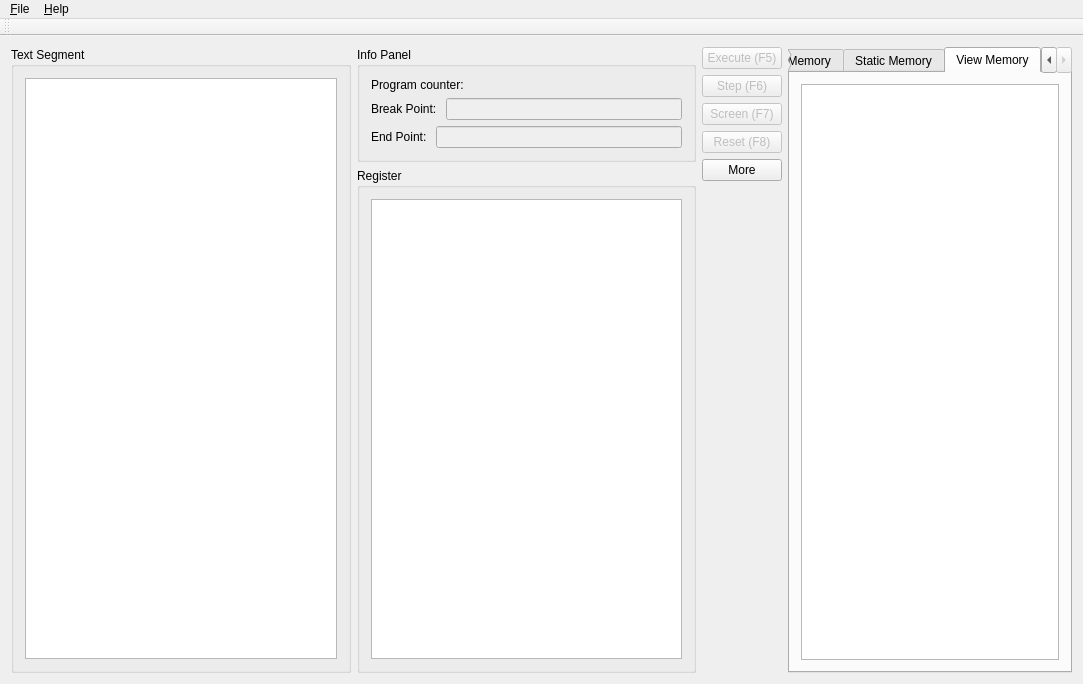
Qt form mainwindow.ui (VcamX/MIPS-Virtual-Machine) before a commit.
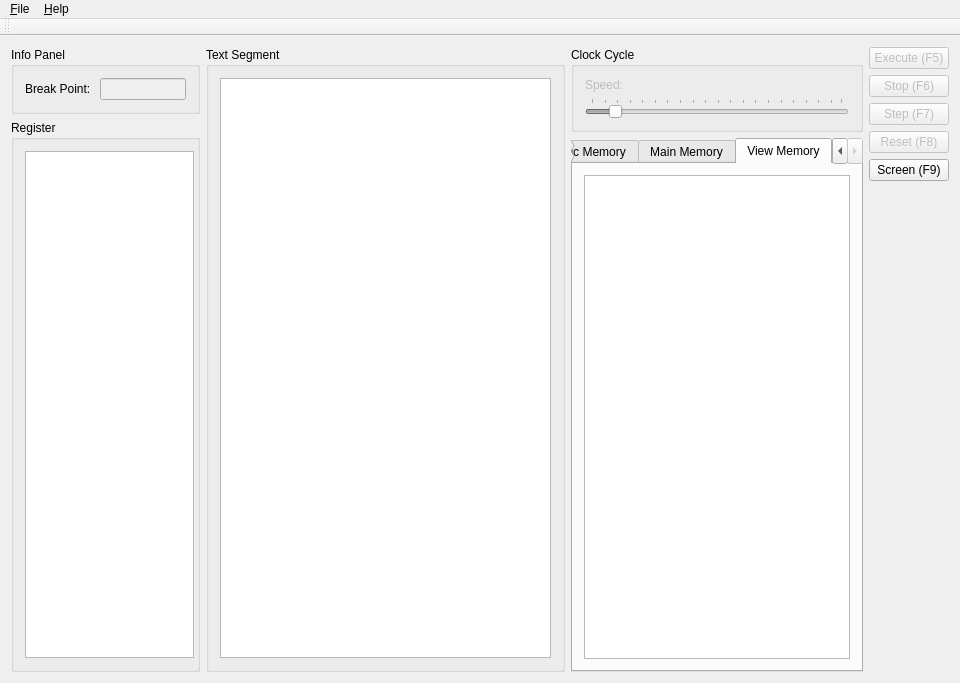
The same form after that commit. The open tabs and pages were chosen to show the change. Icons and pictures are not drawn.

Commit message: add multithread and clock, fix screen

```diff
--- a/mainwindow.ui
+++ b/mainwindow.ui
@@ -6,8 +6,8 @@
    <rect>
     <x>0</x>
     <y>0</y>
-    <width>1067</width>
-    <height>641</height>
+    <width>960</width>
+    <height>658</height>
    </rect>
   </property>
   <property name="windowTitle">
@@ -18,112 +18,116 @@
     <normaloff>:/icon/icon/icon.png</normaloff>:/icon/icon/icon.png</iconset>
   </property>
   <widget class="QWidget" name="centralWidget">
-   <layout class="QHBoxLayout" name="horizontalLayout">
-    <item>
-     <widget class="QGroupBox" name="CodeGroupBox">
-      <property name="title">
-       <string>Text Segment</string>
-      </property>
-      <layout class="QVBoxLayout" name="verticalLayout_2">
-       <item>
-        <widget class="QTableView" name="codeTableView">
-         <property name="sizePolicy">
-          <sizepolicy hsizetype="MinimumExpanding" vsizetype="MinimumExpanding">
-           <horstretch>0</horstretch>
-           <verstretch>0</verstretch>
-          </sizepolicy>
-         </property>
-         <property name="minimumSize">
-          <size>
-           <width>312</width>
-           <height>423</height>
-          </size>
-         </property>
-         <property name="editTriggers">
-          <set>QAbstractItemView::NoEditTriggers</set>
-         </property>
-         <property name="selectionMode">
-          <enum>QAbstractItemView::SingleSelection</enum>
-         </property>
-         <property name="selectionBehavior">
-          <enum>QAbstractItemView::SelectItems</enum>
-         </property>
-         <attribute name="verticalHeaderVisible">
-          <bool>false</bool>
-         </attribute>
-        </widget>
-       </item>
-      </layout>
-     </widget>
-    </item>
-    <item>
-     <layout class="QVBoxLayout" name="verticalLayout_4">
+   <layout class="QGridLayout" name="gridLayout">
+    <item row="0" column="0">
+     <layout class="QHBoxLayout" name="horizontalLayout">
       <item>
-       <widget class="QGroupBox" name="infoGroupBox">
-        <property name="title">
-         <string>Info Panel</string>
-        </property>
-        <layout class="QVBoxLayout" name="verticalLayout_3">
-         <item>
-          <widget class="QLabel" name="addressLabel">
-           <property name="text">
-            <string>Program counter: </string>
-           </property>
-          </widget>
-         </item>
-         <item>
-          <layout class="QHBoxLayout" name="horizontalLayout_2">
+       <layout class="QVBoxLayout" name="verticalLayout_4">
+        <item>
+         <widget class="QGroupBox" name="infoGroupBox">
+          <property name="maximumSize">
+           <size>
+            <width>189</width>
+            <height>16777215</height>
+           </size>
+          </property>
+          <property name="title">
+           <string>Info Panel</string>
+          </property>
+          <layout class="QVBoxLayout" name="verticalLayout_3">
            <item>
-            <widget class="QLabel" name="label">
-             <property name="text">
-              <string>Break Point: </string>
-             </property>
-            </widget>
+            <layout class="QHBoxLayout" name="horizontalLayout_2">
+             <item>
+              <widget class="QLabel" name="label">
+               <property name="text">
+                <string>Break Point: </string>
+               </property>
+              </widget>
+             </item>
+             <item>
+              <widget class="QLineEdit" name="breakpointLineEdit">
+               <property name="enabled">
+                <bool>false</bool>
+               </property>
+               <property name="maxLength">
+                <number>8</number>
+               </property>
+              </widget>
+             </item>
+            </layout>
            </item>
+          </layout>
+         </widget>
+        </item>
+        <item>
+         <widget class="QGroupBox" name="regGroupBox">
+          <property name="maximumSize">
+           <size>
+            <width>189</width>
+            <height>16777215</height>
+           </size>
+          </property>
+          <property name="title">
+           <string>Register</string>
+          </property>
+          <layout class="QVBoxLayout" name="verticalLayout">
            <item>
-            <widget class="QLineEdit" name="breakpointLineEdit">
-             <property name="enabled">
-              <bool>false</bool>
+            <widget class="QTableView" name="regTableView">
+             <property name="sizePolicy">
+              <sizepolicy hsizetype="MinimumExpanding" vsizetype="MinimumExpanding">
+               <horstretch>0</horstretch>
+               <verstretch>0</verstretch>
+              </sizepolicy>
              </property>
-             <property name="maxLength">
-              <number>8</number>
+             <property name="minimumSize">
+              <size>
+               <width>169</width>
+               <height>507</height>
+              </size>
              </property>
-            </widget>
-           </item>
-          </layout>
-         </item>
-         <item>
-          <layout class="QHBoxLayout" name="horizontalLayout_3">
-           <item>
-            <widget class="QLabel" name="label_2">
-             <property name="text">
-              <string>End Point: </string>
+             <property name="maximumSize">
+              <size>
+               <width>169</width>
+               <height>16777215</height>
+              </size>
              </property>
-            </widget>
-           </item>
-           <item>
-            <widget class="QLineEdit" name="endpointLineEdit">
-             <property name="enabled">
-              <bool>false</bool>
+             <property name="font">
+              <font>
+               <family>微软雅黑</family>
+               <pointsize>9</pointsize>
+               <kerning>false</kerning>
+              </font>
              </property>
-             <property name="maxLength">
-              <number>8</number>
+             <property name="horizontalScrollBarPolicy">
+              <enum>Qt::ScrollBarAlwaysOff</enum>
              </property>
+             <property name="editTriggers">
+              <set>QAbstractItemView::NoEditTriggers</set>
+             </property>
+             <property name="selectionMode">
+              <enum>QAbstractItemView::NoSelection</enum>
+             </property>
+             <property name="selectionBehavior">
+              <enum>QAbstractItemView::SelectItems</enum>
+             </property>
+             <attribute name="verticalHeaderVisible">
+              <bool>false</bool>
+             </attribute>
             </widget>
            </item>
           </layout>
-         </item>
-        </layout>
-       </widget>
+         </widget>
+        </item>
+       </layout>
       </item>
       <item>
-       <widget class="QGroupBox" name="regGroupBox">
+       <widget class="QGroupBox" name="CodeGroupBox">
         <property name="title">
-         <string>Register</string>
+         <string>Text Segment</string>
         </property>
-        <layout class="QVBoxLayout" name="verticalLayout">
+        <layout class="QVBoxLayout" name="verticalLayout_2">
          <item>
-          <widget class="QTableView" name="regTableView">
+          <widget class="QTableView" name="commdTableView">
            <property name="sizePolicy">
             <sizepolicy hsizetype="MinimumExpanding" vsizetype="MinimumExpanding">
              <horstretch>0</horstretch>
@@ -132,13 +136,10 @@
            </property>
            <property name="minimumSize">
             <size>
-             <width>311</width>
-             <height>460</height>
+             <width>331</width>
+             <height>569</height>
             </size>
            </property>
-           <property name="horizontalScrollBarPolicy">
-            <enum>Qt::ScrollBarAlwaysOff</enum>
-           </property>
            <property name="editTriggers">
             <set>QAbstractItemView::NoEditTriggers</set>
            </property>
@@ -156,10 +157,149 @@
         </layout>
        </widget>
       </item>
+      <item>
+       <layout class="QVBoxLayout" name="verticalLayout_10">
+        <item>
+         <widget class="QGroupBox" name="clockGroupBox">
+          <property name="title">
+           <string>Clock Cycle</string>
+          </property>
+          <layout class="QVBoxLayout" name="verticalLayout_8">
+           <item>
+            <widget class="QLabel" name="clockLabel">
+             <property name="enabled">
+              <bool>false</bool>
+             </property>
+             <property name="text">
+              <string>Speed: </string>
+             </property>
+            </widget>
+           </item>
+           <item>
+            <widget class="QSlider" name="clockHorizontalSlider">
+             <property name="enabled">
+              <bool>false</bool>
+             </property>
+             <property name="minimum">
+              <number>1</number>
+             </property>
+             <property name="maximum">
+              <number>100</number>
+             </property>
+             <property name="singleStep">
+              <number>1</number>
+             </property>
+             <property name="pageStep">
+              <number>10</number>
+             </property>
+             <property name="value">
+              <number>10</number>
+             </property>
+             <property name="sliderPosition">
+              <number>10</number>
+             </property>
+             <property name="orientation">
+              <enum>Qt::Horizontal</enum>
+             </property>
+             <property name="tickPosition">
+              <enum>QSlider::TicksAbove</enum>
+             </property>
+             <property name="tickInterval">
+              <number>5</number>
+             </property>
+            </widget>
+           </item>
+          </layout>
+         </widget>
+        </item>
+        <item>
+         <widget class="QTabWidget" name="memoryTabWidget">
+          <property name="sizePolicy">
+           <sizepolicy hsizetype="MinimumExpanding" vsizetype="MinimumExpanding">
+            <horstretch>0</horstretch>
+            <verstretch>0</verstretch>
+           </sizepolicy>
+          </property>
+          <property name="minimumSize">
+           <size>
+            <width>291</width>
+            <height>521</height>
+           </size>
+          </property>
+          <property name="currentIndex">
+           <number>0</number>
+          </property>
+          <widget class="QWidget" name="tab_3">
+           <attribute name="title">
+            <string>Static Memory</string>
+           </attribute>
+           <layout class="QVBoxLayout" name="verticalLayout_7">
+            <item>
+             <widget class="QTableView" name="static_memTableView">
+              <property name="editTriggers">
+               <set>QAbstractItemView::NoEditTriggers</set>
+              </property>
+              <property name="selectionMode">
+               <enum>QAbstractItemView::SingleSelection</enum>
+              </property>
+              <attribute name="verticalHeaderVisible">
+               <bool>false</bool>
+              </attribute>
+             </widget>
+            </item>
+           </layout>
+          </widget>
+          <widget class="QWidget" name="tab">
+           <attribute name="title">
+            <string>Main Memory</string>
+           </attribute>
+           <layout class="QVBoxLayout" name="verticalLayout_5">
+            <item>
+             <widget class="QTableView" name="main_memTableView">
+              <property name="editTriggers">
+               <set>QAbstractItemView::NoEditTriggers</set>
+              </property>
+              <property name="selectionMode">
+               <enum>QAbstractItemView::SingleSelection</enum>
+              </property>
+              <attribute name="verticalHeaderVisible">
+               <bool>false</bool>
+              </attribute>
+             </widget>
+            </item>
+           </layout>
+          </widget>
+          <widget class="QWidget" name="tab_2">
+           <attribute name="title">
+            <string>View Memory</string>
+           </attribute>
+           <layout class="QVBoxLayout" name="verticalLayout_6">
+            <item>
+             <widget class="QTableView" name="disp_memTableView">
+              <property name="horizontalScrollBarPolicy">
+               <enum>Qt::ScrollBarAlwaysOff</enum>
+              </property>
+              <property name="editTriggers">
+               <set>QAbstractItemView::NoEditTriggers</set>
+              </property>
+              <property name="selectionMode">
+               <enum>QAbstractItemView::SingleSelection</enum>
+              </property>
+              <attribute name="verticalHeaderVisible">
+               <bool>false</bool>
+              </attribute>
+             </widget>
+            </item>
+           </layout>
+          </widget>
+         </widget>
+        </item>
+       </layout>
+      </item>
      </layout>
     </item>
-    <item>
-     <layout class="QVBoxLayout" name="buttonVerticalLayout">
+    <item row="0" column="1">
+     <layout class="QVBoxLayout" name="verticalLayout_9">
       <item>
        <widget class="QPushButton" name="runButton">
         <property name="enabled">
@@ -185,7 +325,7 @@
          <bool>false</bool>
         </property>
         <property name="text">
-         <string>Step (F6)</string>
+         <string>Stop (F6)</string>
         </property>
         <property name="shortcut">
          <string>F6</string>
@@ -193,12 +333,12 @@
        </widget>
       </item>
       <item>
-       <widget class="QPushButton" name="screenButton">
+       <widget class="QPushButton" name="step_runButton">
         <property name="enabled">
          <bool>false</bool>
         </property>
         <property name="text">
-         <string>Screen (F7)</string>
+         <string>Step (F7)</string>
         </property>
         <property name="shortcut">
          <string>F7</string>
@@ -219,16 +359,16 @@
        </widget>
       </item>
       <item>
-       <widget class="QPushButton" name="moreButton">
+       <widget class="QPushButton" name="screenButton">
+        <property name="enabled">
+         <bool>true</bool>
+        </property>
         <property name="text">
-         <string>More</string>
+         <string>Screen (F9)</string>
         </property>
         <property name="shortcut">
          <string>F9</string>
         </property>
-        <property name="checkable">
-         <bool>true</bool>
-        </property>
        </widget>
       </item>
       <item>
@@ -246,88 +386,6 @@
       </item>
      </layout>
     </item>
-    <item>
-     <widget class="QTabWidget" name="memoryTabWidget">
-      <property name="sizePolicy">
-       <sizepolicy hsizetype="MinimumExpanding" vsizetype="MinimumExpanding">
-        <horstretch>0</horstretch>
-        <verstretch>0</verstretch>
-       </sizepolicy>
-      </property>
-      <property name="minimumSize">
-       <size>
-        <width>284</width>
-        <height>600</height>
-       </size>
-      </property>
-      <property name="currentIndex">
-       <number>1</number>
-      </property>
-      <widget class="QWidget" name="tab">
-       <attribute name="title">
-        <string>Main Memory</string>
-       </attribute>
-       <layout class="QVBoxLayout" name="verticalLayout_5">
-        <item>
-         <widget class="QTableView" name="main_memTableView">
-          <property name="editTriggers">
-           <set>QAbstractItemView::NoEditTriggers</set>
-          </property>
-          <property name="selectionMode">
-           <enum>QAbstractItemView::SingleSelection</enum>
-          </property>
-          <attribute name="verticalHeaderVisible">
-           <bool>false</bool>
-          </attribute>
-         </widget>
-        </item>
-       </layout>
-      </widget>
-      <widget class="QWidget" name="tab_3">
-       <attribute name="title">
-        <string>Static Memory</string>
-       </attribute>
-       <layout class="QVBoxLayout" name="verticalLayout_7">
-        <item>
-         <widget class="QTableView" name="static_memTableView">
-          <property name="editTriggers">
-           <set>QAbstractItemView::NoEditTriggers</set>
-          </property>
-          <property name="selectionMode">
-           <enum>QAbstractItemView::SingleSelection</enum>
-          </property>
-          <attribute name="verticalHeaderVisible">
-           <bool>false</bool>
-          </attribute>
-         </widget>
-        </item>
-       </layout>
-      </widget>
-      <widget class="QWidget" name="tab_2">
-       <attribute name="title">
-        <string>View Memory</string>
-       </attribute>
-       <layout class="QVBoxLayout" name="verticalLayout_6">
-        <item>
-         <widget class="QTableView" name="view_memTableView">
-          <property name="horizontalScrollBarPolicy">
-           <enum>Qt::ScrollBarAlwaysOff</enum>
-          </property>
-          <property name="editTriggers">
-           <set>QAbstractItemView::NoEditTriggers</set>
-          </property>
-          <property name="selectionMode">
-           <enum>QAbstractItemView::SingleSelection</enum>
-          </property>
-          <attribute name="verticalHeaderVisible">
-           <bool>false</bool>
-          </attribute>
-         </widget>
-        </item>
-       </layout>
-      </widget>
-     </widget>
-    </item>
    </layout>
   </widget>
   <widget class="QMenuBar" name="menuBar">
@@ -335,7 +393,7 @@
     <rect>
      <x>0</x>
      <y>0</y>
-     <width>1067</width>
+     <width>960</width>
      <height>23</height>
     </rect>
    </property>
```
Left out of the diff: 24 changed lines with no effect on the pictures. The commit also changes 13 other files.
